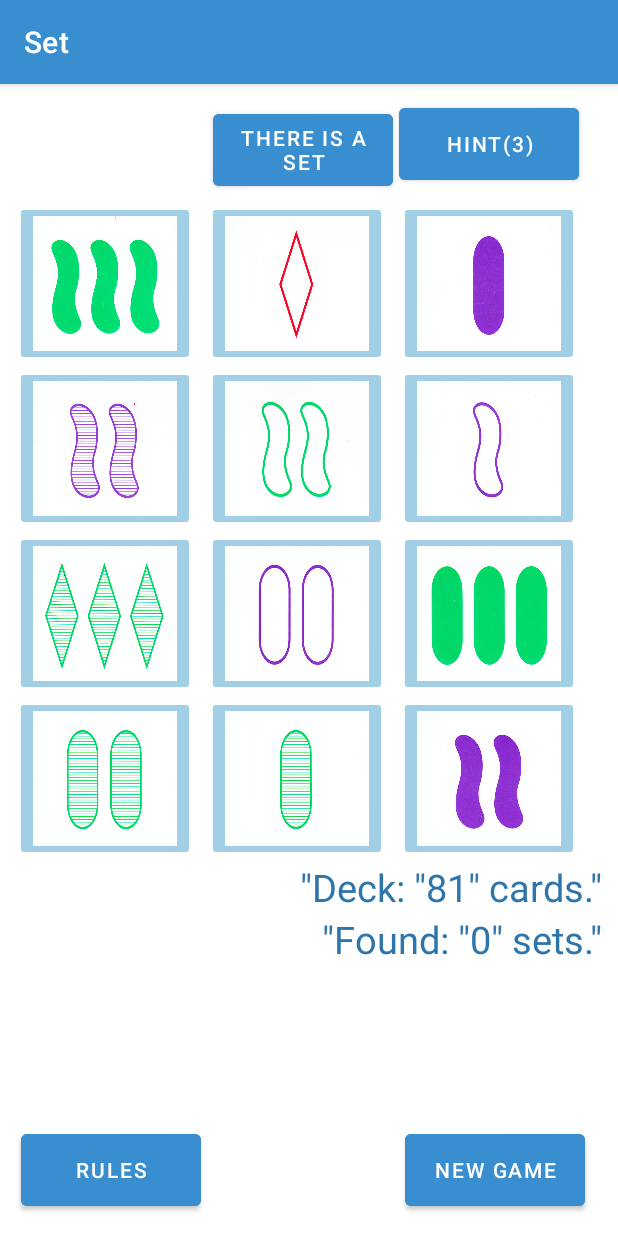
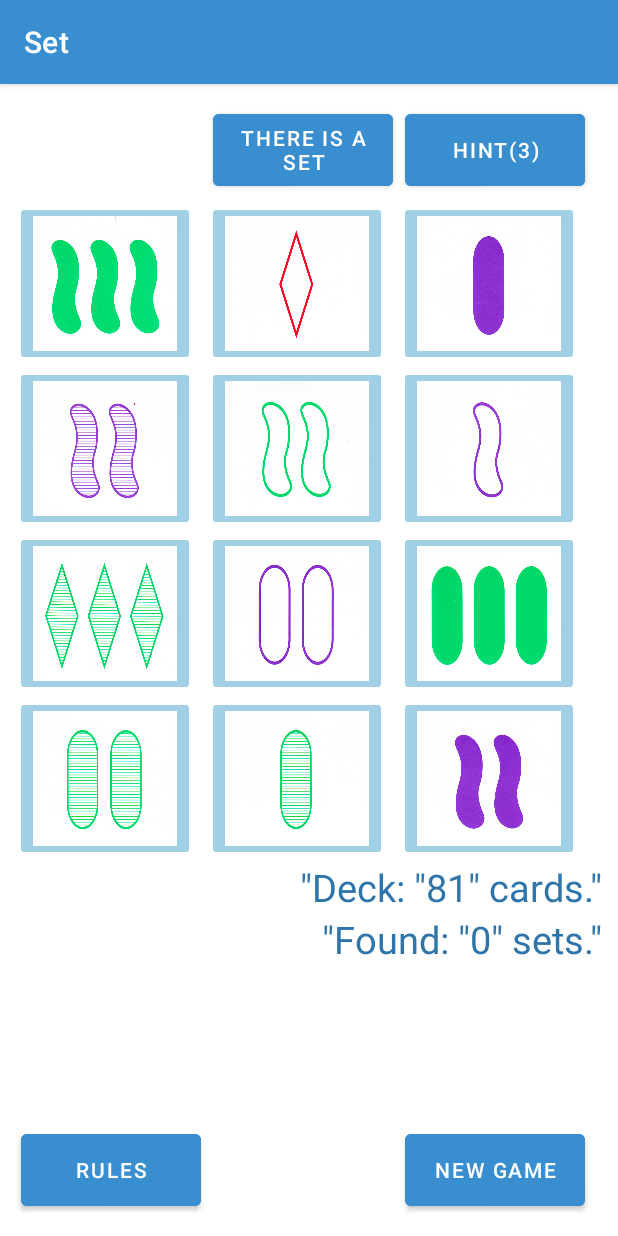
Before and after one commit to lissumi/Set, an Android app: the GameActivity screen opened directly, with no data from a screen before it, after a tap on "CHECK SET", on a phone screen of 412 x 824 dp. Run offline under Robolectric (Android 15) with nearby library versions, the phone set to English and light mode, and no system bars.

Commit message:
button hint alignment

```diff
--- a/app/src/main/AndroidManifest.xml
+++ b/app/src/main/AndroidManifest.xml
@@ -14,16 +14,18 @@
         tools:targetApi="31">
         <activity
             android:name=".GameActivity"
+            android:exported="false"
             android:screenOrientation="portrait"
-            android:exported="false">
+            tools:ignore="LockedOrientationActivity">
             <meta-data
                 android:name="android.app.lib_name"
                 android:value="" />
         </activity>
         <activity
             android:name=".MainActivity"
+            android:exported="true"
             android:screenOrientation="portrait"
-            android:exported="true">
+            tools:ignore="LockedOrientationActivity">
             <intent-filter>
                 <action android:name="android.intent.action.MAIN" />
 
--- a/app/src/main/res/layout/activity_game.xml
+++ b/app/src/main/res/layout/activity_game.xml
@@ -9,16 +9,7 @@
     android:padding="10dp"
     >
 
-    <Button
-        android:id="@+id/buttonHint"
-        android:layout_width="120dp"
-        android:layout_height="60dp"
-        android:layout_row="0"
-        android:layout_column="2"
-        android:layout_gravity="top"
-        android:backgroundTint="@color/buttons"
-        android:onClick="onHintClick"
-        />
+
 
 
     <Button
@@ -29,9 +20,19 @@
         android:layout_row="0"
         android:layout_column="1"
         android:layout_gravity="top"
-        android:text="@string/check_set"
         android:backgroundTint="@color/buttons"
         android:onClick="onCheckSetClick" />
+    <Button
+        android:id="@+id/buttonHint"
+        android:layout_width="120dp"
+        android:layout_height="60dp"
+        android:layout_margin="4dp"
+        android:layout_row="0"
+        android:layout_column="2"
+        android:layout_gravity="top"
+        android:backgroundTint="@color/buttons"
+        android:onClick="onHintClick"
+        />
 
     <Button
         android:id="@+id/buttonShuffle"
--- a/app/src/main/res/values-night/themes.xml
+++ b/app/src/main/res/values-night/themes.xml
@@ -1,9 +1,9 @@
-<resources xmlns:tools="http://schemas.android.com/tools">
+<resources>
     <!-- Base application theme. -->
     <style name="Theme.Set" parent="Theme.MaterialComponents.DayNight.DarkActionBar">
         <!-- Primary brand color. -->
-        <item name="colorPrimary">@color/purple_200</item>
-        <item name="colorPrimaryVariant">@color/purple_700</item>
+        <item name="colorPrimary">@color/buttons</item>
+        <item name="colorPrimaryVariant">@color/buttons_dark</item>
         <item name="colorOnPrimary">@color/black</item>
         <!-- Secondary brand color. -->
         <item name="colorSecondary">@color/teal_200</item>
```
